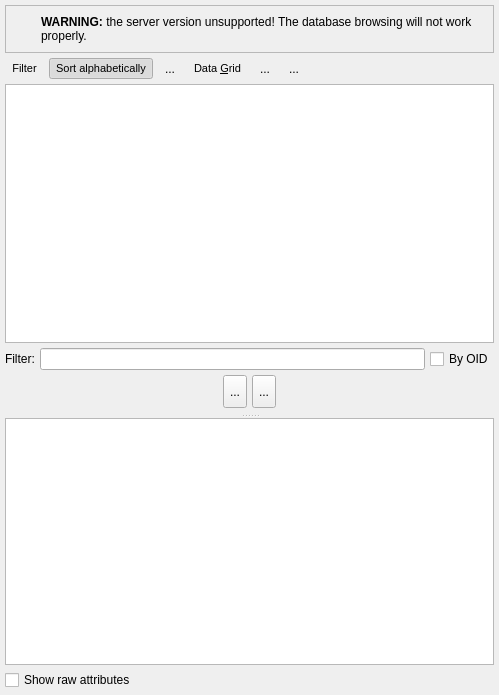
First picture: the form in libs/libgui/ui/tools/databaseexplorerwidget.ui, repository pgmodeler/pgmodeler, before the edit.
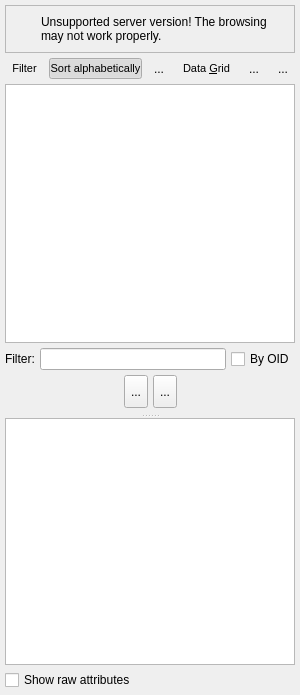
Second picture: the form after the edit. Icons and pictures are not drawn.

Commit message:
In data manipulation form when editing a single element with bulk data edit dialog, the form will display the current value.
Minor fix in DataManipulationForm::markUpdateOnRow and
DataManipulationForm::undoOperations in order to restore the correct
foreground color of items.

```diff
--- a/libs/libgui/ui/tools/databaseexplorerwidget.ui
+++ b/libs/libgui/ui/tools/databaseexplorerwidget.ui
@@ -6,13 +6,13 @@
    <rect>
     <x>0</x>
     <y>0</y>
-    <width>499</width>
+    <width>300</width>
     <height>695</height>
    </rect>
   </property>
   <property name="minimumSize">
    <size>
-    <width>0</width>
+    <width>300</width>
     <height>0</height>
    </size>
   </property>
@@ -110,7 +110,7 @@
          </font>
         </property>
         <property name="text">
-         <string>&lt;strong&gt;WARNING:&lt;/strong&gt; the server version unsupported! The database browsing will not work properly.</string>
+         <string>Unsupported server version! The browsing may not work properly.</string>
         </property>
         <property name="wordWrap">
          <bool>true</bool>
```
The commit also changes 6 other files.
